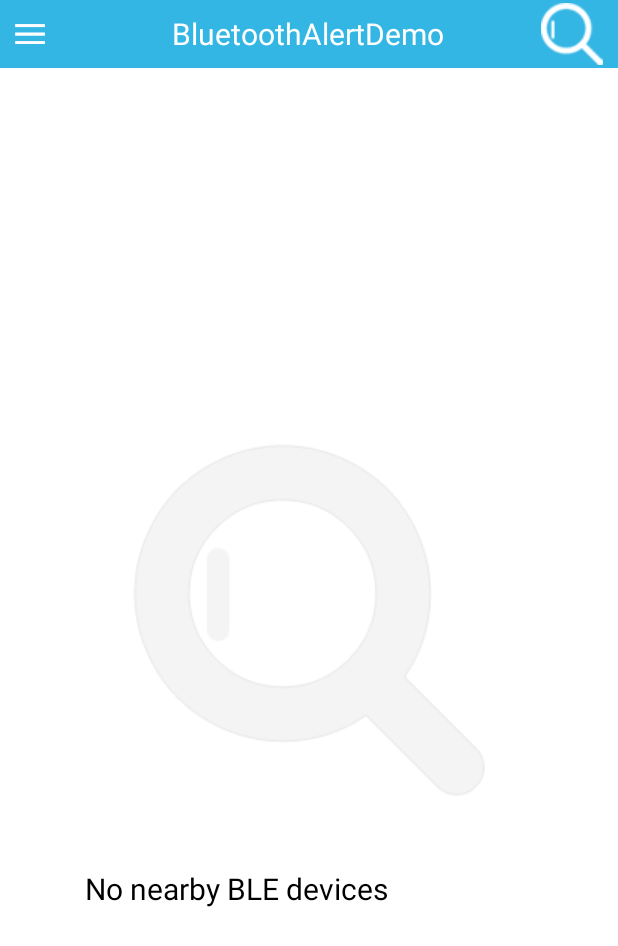
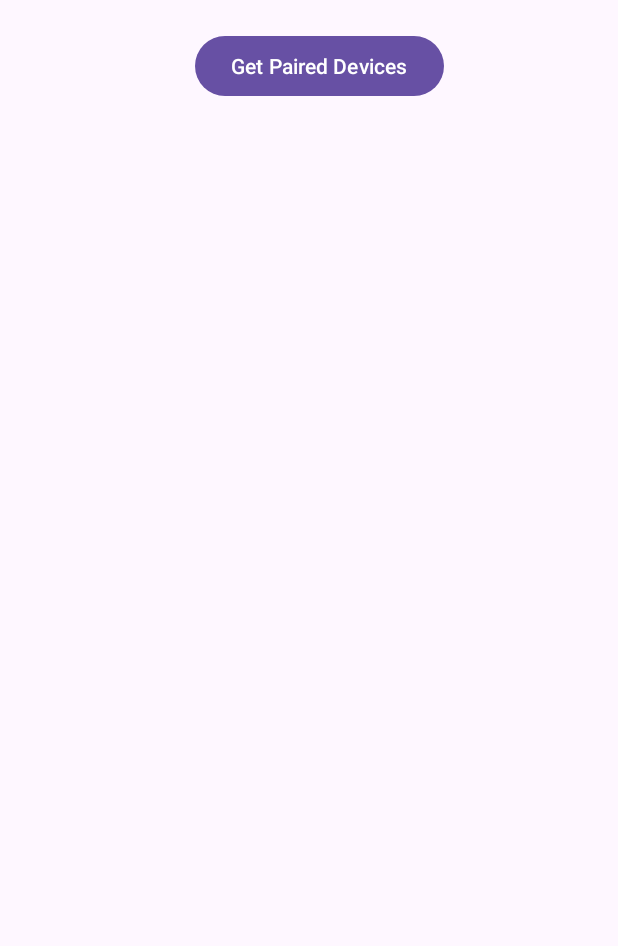
Before and after one commit to DevangRocks/BluetoothAlertDemo, an Android app: the screen it shows after launch (HomeActivity before the commit, HomeScreen after it), after a tap on "Bluetooth Device", on a phone screen of 412 x 824 dp. Shown: the top 946 px of the screen. Run offline under Robolectric (Android 15) with nearby library versions, the phone set to English and light mode, and no system bars.

Commit message:
init commit

```diff
--- /dev/null
+++ b/app/src/main/java/com/example/bluetoothalertdemo/HomeScreen.java
@@ -0,0 +1,67 @@
+package com.example.bluetoothalertdemo;
+
+import androidx.appcompat.app.AppCompatActivity;
+import androidx.core.app.ActivityCompat;
+
+import android.bluetooth.BluetoothAdapter;
+import android.bluetooth.BluetoothDevice;
+import android.content.pm.PackageManager;
+import android.os.Bundle;
+import android.view.View;
+import android.widget.ArrayAdapter;
+import android.widget.Button;
+import android.widget.ListView;
+import android.widget.Toast;
+
+import java.util.ArrayList;
+import java.util.Set;
+
+public class HomeScreen extends AppCompatActivity {
+    private ListView lstvw;
+    private ArrayAdapter aAdapter;
+    private BluetoothAdapter bAdapter = BluetoothAdapter.getDefaultAdapter();
+
+    @Override
+    protected void onCreate(Bundle savedInstanceState) {
+        super.onCreate(savedInstanceState);
+        setContentView(R.layout.activity_home_screen);
+
+        Button btn = (Button) findViewById(R.id.btnGet);
+
+        btn.setOnClickListener(new View.OnClickListener() {
+            @Override
+            public void onClick(View v) {
+
+                if (bAdapter == null) {
+                    Toast.makeText(getApplicationContext(), "Bluetooth Not Supported", Toast.LENGTH_SHORT).show();
+                } else {
+
+                    if (ActivityCompat.checkSelfPermission(getApplication(), android.Manifest.permission.BLUETOOTH_CONNECT) != PackageManager.PERMISSION_GRANTED) {
+                        // TODO: Consider calling
+                        //    ActivityCompat#requestPermissions
+                        // here to request the missing permissions, and then overriding
+                        //   public void onRequestPermissionsResult(int requestCode, String[] permissions,
+                        //                                          int[] grantResults)
+                        // to handle the case where the user grants the permission. See the documentation
+                        // for ActivityCompat#requestPermissions for more details.
+                        return;
+                    }
+                    Set<BluetoothDevice> pairedDevices = bAdapter.getBondedDevices();
+                    ArrayList list = new ArrayList();
+                    if (pairedDevices.size() > 0) {
+                        for (BluetoothDevice device : pairedDevices) {
+                            String devicename = device.getName();
+                            String macAddress = device.getAddress();
+                            list.add("Name: " + devicename + "MAC Address: " + macAddress);
+                        }
+                        lstvw = (ListView) findViewById(R.id.deviceList);
+                        aAdapter = new ArrayAdapter(getApplicationContext(), android.R.layout.simple_list_item_1, list);
+                        lstvw.setAdapter(aAdapter);
+                    }
+                }
+
+            }
+        });
+
+    }
+}
--- a/app/src/main/java/com/example/bluetoothalertdemo/MainActivity.java
+++ b/app/src/main/java/com/example/bluetoothalertdemo/MainActivity.java
@@ -1,37 +1,55 @@
 package com.example.bluetoothalertdemo;
 
 import androidx.appcompat.app.AppCompatActivity;
+import androidx.core.app.ActivityCompat;
 import androidx.core.app.NotificationCompat;
 
 import android.annotation.SuppressLint;
 import android.app.NotificationManager;
 import android.app.PendingIntent;
 import android.bluetooth.BluetoothAdapter;
+import android.bluetooth.BluetoothDevice;
 import android.content.Context;
 import android.content.Intent;
 import android.content.IntentFilter;
 import android.content.SharedPreferences;
+import android.content.pm.PackageManager;
 import android.os.Bundle;
 import android.preference.PreferenceManager;
 import android.provider.Settings;
+import android.view.Menu;
 import android.view.View;
+import android.widget.ArrayAdapter;
 import android.widget.Button;
 import android.widget.CompoundButton;
+import android.widget.ListView;
+import android.widget.TextView;
 import android.widget.Toast;
 import android.widget.ToggleButton;
 
 import com.example.bluetoothalertdemo.service.BluetoothConnectService;
 import com.example.bluetoothalertdemo.service.MyBleForegroundService;
 
+import java.util.ArrayList;
+import java.util.Set;
+
 public class MainActivity extends AppCompatActivity {
 
     SharedPreferences sharedPreferences;
 
     ToggleButton sbBoot, sbVibration;
-    private Button btnDevice;
+    private Button btnDevice, btnGet;
     private ToggleButton bleAlert;
     private ToggleButton alertSound;
     SharedPreferences.Editor editor;
+
+    TextView textview1;
+    private static final int REQUEST_ENABLE_BT = 1;
+    BluetoothAdapter blueToothAdapter;
+
+    private ListView lstvw;
+    private ArrayAdapter aAdapter;
+
     @SuppressLint("MissingInflatedId")
     @Override
     protected void onCreate(Bundle savedInstanceState) {
@@ -44,6 +62,7 @@ public class MainActivity extends AppCompatActivity {
         bleAlert = findViewById(R.id.switchBluetooth);
         alertSound = findViewById(R.id.switchAlertSound);
         btnDevice = (Button) findViewById(R.id.btnDevice);
+        btnGet = (Button) findViewById(R.id.btnGet);
 
         initView();
 
@@ -52,14 +71,24 @@ public class MainActivity extends AppCompatActivity {
         btnDevice.setOnClickListener(new View.OnClickListener() {
             @Override
             public void onClick(View v) {
-                Intent i = new Intent(MainActivity.this, HomeActivity.class);
+                Intent i = new Intent(MainActivity.this, HomeScreen.class);
                 startActivity(i);
+            }
+        });
+
+        btnGet.setOnClickListener(new View.OnClickListener() {
+            @Override
+            public void onClick(View v) {
+                CheckBluetoothState();
             }
         });
     }
 
     public void initView() {
-        BluetoothAdapter blueToothAdapter = BluetoothAdapter.getDefaultAdapter();
+        textview1 = (TextView) findViewById(R.id.textView1);
+        blueToothAdapter = BluetoothAdapter.getDefaultAdapter();
+        CheckBluetoothState();
+//        textview1.append("\nAdapter: " + blueToothAdapter);
         BluetoothConnectService bluetoothConnectService = new BluetoothConnectService();
 
         if (sbBoot.isChecked()) {
@@ -133,14 +162,12 @@ public class MainActivity extends AppCompatActivity {
                 Intent serviceIntent = new Intent(getApplicationContext(), MyBleForegroundService.class);
                 startService(serviceIntent);
 
-//                IntentFilter filter = new IntentFilter(Intent.ACTION_BATTERY_CHANGED);
-//                registerReceiver(bluetoothConnectService, filter);
             } else {
-//                IntentFilter filter = new IntentFilter(Intent.ACTION_BATTERY_CHANGED);
-//                registerReceiver(bluetoothConnectService, filter);
+                Toast.makeText(MainActivity.this, "Bluetooth is Off", Toast.LENGTH_SHORT).show();
                 Intent serviceIntent = new Intent(getApplicationContext(), MyBleForegroundService.class);
                 stopService(serviceIntent);
             }
+
         }
 
     }
@@ -217,4 +244,58 @@ public class MainActivity extends AppCompatActivity {
         super.onBackPressed();
         finishAffinity();
     }
+
+    private void CheckBluetoothState() {
+        if (blueToothAdapter == null) {
+            textview1.append("\nBluetooth NOT supported. Aborting.");
+            return;
+        } else {
+            if (ActivityCompat.checkSelfPermission(this, android.Manifest.permission.BLUETOOTH_CONNECT) != PackageManager.PERMISSION_GRANTED) {
+                // TODO: Consider calling
+                //    ActivityCompat#requestPermissions
+                // here to request the missing permissions, and then overriding
+                //   public void onRequestPermissionsResult(int requestCode, String[] permissions,
+                //                                          int[] grantResults)
+                // to handle the case where the user grants the permission. See the documentation
+                // for ActivityCompat#requestPermissions for more details.
+                return;
             }
+            Set<BluetoothDevice> pairedDevices = blueToothAdapter.getBondedDevices();
+            ArrayList list = new ArrayList();
+            if (pairedDevices.size() > 0) {
+                for (BluetoothDevice device : pairedDevices) {
+                    if (ActivityCompat.checkSelfPermission(this, android.Manifest.permission.BLUETOOTH_CONNECT) != PackageManager.PERMISSION_GRANTED) {
+                        // TODO: Consider calling
+                        //    ActivityCompat#requestPermissions
+                        // here to request the missing permissions, and then overriding
+                        //   public void onRequestPermissionsResult(int requestCode, String[] permissions,
+                        //                                          int[] grantResults)
+                        // to handle the case where the user grants the permission. See the documentation
+                        // for ActivityCompat#requestPermissions for more details.
+                        return;
+                    }
+                    String devicename = device.getName();
+                    String macAddress = device.getAddress();
+                    list.add("Name: " + devicename + "MAC Address: " + macAddress);
+                }
+                lstvw = (ListView) findViewById(R.id.deviceList);
+                aAdapter = new ArrayAdapter(getApplicationContext(), android.R.layout.simple_list_item_1, list);
+                lstvw.setAdapter(aAdapter);
+            }
+        }
+    }
+
+    @Override
+    protected void onActivityResult(int requestCode, int resultCode, Intent data) {
+        super.onActivityResult(requestCode, resultCode, data);
+        if (requestCode == REQUEST_ENABLE_BT) {
+            CheckBluetoothState();
+        }
+    }
+
+    @Override
+    protected void onDestroy() {
+        super.onDestroy();
+    }
+
+}
--- a/app/src/main/res/layout/activity_home.xml
+++ b/app/src/main/res/layout/activity_home.xml
@@ -172,6 +172,7 @@
                         android:text="@string/transmitter"
                         android:textColor="@color/white"
                         android:textSize="10sp" />
+
                 </LinearLayout>
 
                 <View
@@ -239,6 +240,7 @@
                         android:textSize="20sp"
                         android:visibility="visible" />
                 </RelativeLayout>
+
             </RelativeLayout>
         </RelativeLayout>
     </RelativeLayout>
--- /dev/null
+++ b/app/src/main/res/layout/activity_home_screen.xml
@@ -0,0 +1,31 @@
+<?xml version="1.0" encoding="utf-8"?>
+<LinearLayout xmlns:android="http://schemas.android.com/apk/res/android"
+    xmlns:app="http://schemas.android.com/apk/res-auto"
+    xmlns:tools="http://schemas.android.com/tools"
+    android:layout_width="match_parent"
+    android:layout_height="match_parent"
+    android:orientation="vertical"
+    tools:context=".HomeScreen">
+
+    <Button
+        android:id="@+id/btnGet"
+        android:layout_width="wrap_content"
+        android:layout_height="wrap_content"
+        android:layout_marginTop="20dp"
+        android:layout_marginLeft="130dp"
+        android:text="Get Paired Devices" />
+
+    <LinearLayout
+        android:layout_width="match_parent"
+        android:layout_height="wrap_content"
+        android:layout_marginTop="20dp"
+        android:orientation="vertical">
+
+        <ListView
+            android:id="@+id/deviceList"
+            android:layout_width="match_parent"
+            android:layout_height="wrap_content" />
+
+    </LinearLayout>
+
+</LinearLayout>
```
Also changed, not shown: app/src/main/AndroidManifest.xml (+7 -1 lines), app/src/main/java/com/example/bluetoothalertdemo/service/MyBleForegroundService.java (+18 -30 lines), app/src/main/res/layout/activity_main.xml (+51 -14 lines). Lines whose indentation alone changed are shown as unchanged.
